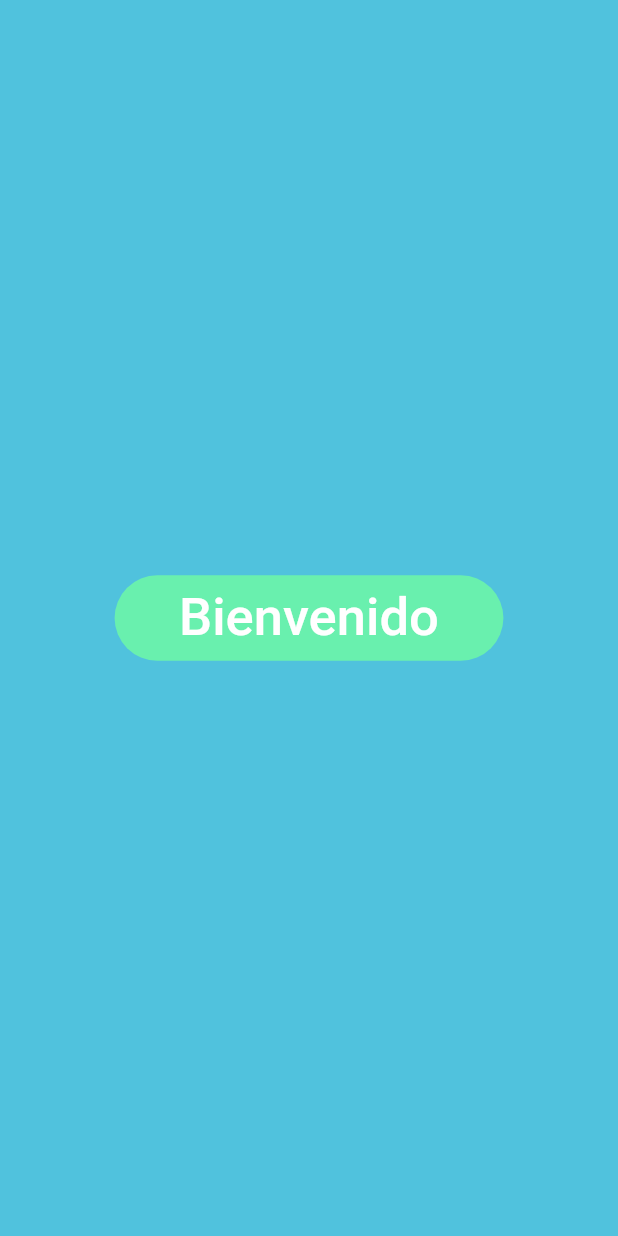
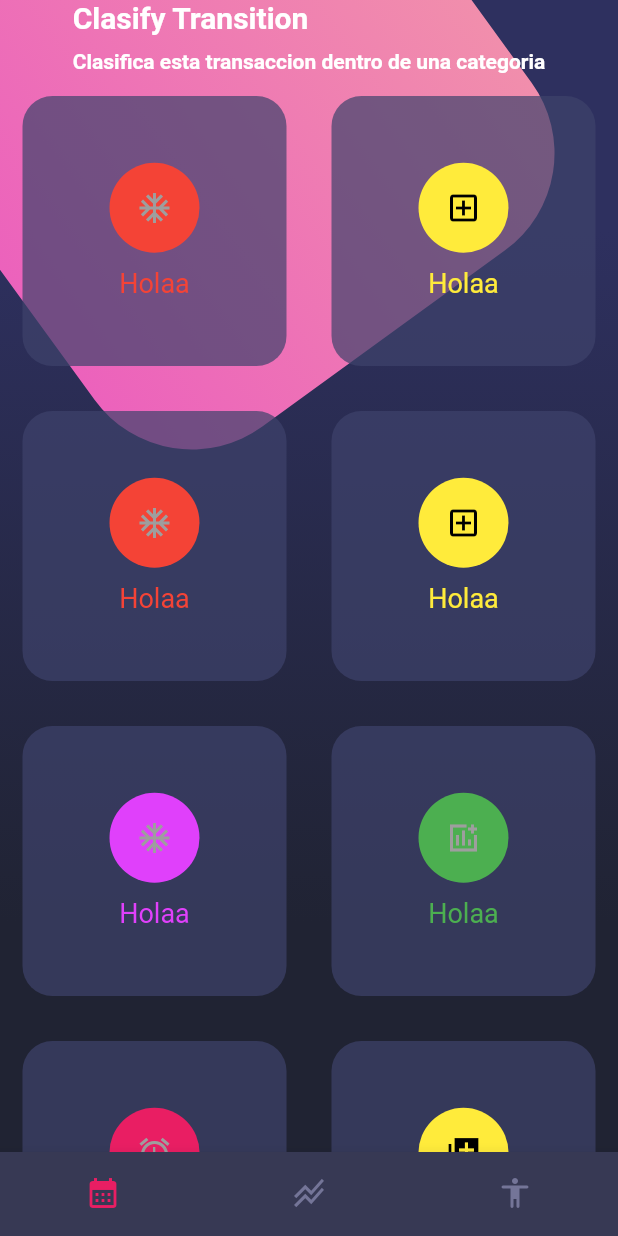
Before and after one commit to loplop8/Proyectos_Flutter, a Flutter app: the screen it shows after launch, scrolled down 576 dp, after a tap on "Bienvenido", on a phone screen of 412 x 824 dp. Run offline on Flutter 3.47's test engine with Material 2 defaults, Android fonts, the light colour scheme and no system bars; our stand-ins replace card_swiper.

Commit message:
Terminados diseños

```diff
--- a/designs/disenios/lib/main.dart
+++ b/designs/disenios/lib/main.dart
@@ -1,6 +1,7 @@
 import 'package:disenios/screens/screens.dart';
 
 import 'package:flutter/material.dart';
+import 'package:flutter/services.dart';
 
 void main() => runApp(const MyApp());
 
@@ -9,13 +10,16 @@ class MyApp extends StatelessWidget {
 
   @override
   Widget build(BuildContext context) {
+    SystemChrome.setSystemUIOverlayStyle(SystemUiOverlayStyle.dark);
     return MaterialApp(
       debugShowCheckedModeBanner: false,
       title: 'Material App',
       initialRoute: "scroll_screen",
+      theme: ThemeData.dark(),
       routes: {
         "basic_design": (_) => const BasicDesignScreen(),
-        "scroll_screen": (_) => const ScrollScreen()
+        "scroll_screen": (_) => const ScrollScreen(),
+        "home": (_) => const HomeScreen(),
       },
     );
   }
--- a/designs/disenios/lib/screens/scroll_design.dart
+++ b/designs/disenios/lib/screens/scroll_design.dart
@@ -1,17 +1,18 @@
 import 'package:flutter/material.dart';
+
+
 
 class ScrollScreen extends StatelessWidget {
   const ScrollScreen({super.key});
 
   @override
   Widget build(BuildContext context) {
-    const boxDecoration =  BoxDecoration(
-            gradient: LinearGradient(
-                begin: Alignment.topCenter,
-                end: Alignment.bottomCenter,
-                stops: [0.5, 0.5],
-                colors: [Color(0xff7aeccb), Color(0xff50c2dd)])
-                );
+    const boxDecoration = BoxDecoration(
+        gradient: LinearGradient(
+            begin: Alignment.topCenter,
+            end: Alignment.bottomCenter,
+            stops: [0.5, 0.5],
+            colors: [Color(0xff7aeccb), Color(0xff50c2dd)]));
 
     return Scaffold(
       backgroundColor: const Color(0xff50c2dd),
@@ -67,7 +68,7 @@ class Page2 extends StatelessWidget {
             ),
           ),
         ),
-        onPressed: () => {},
+        onPressed: () => {Navigator.pushNamed(context, "home")},
       )),
     );
   }
--- /dev/null
+++ b/designs/disenios/lib/widgets/background.dart
@@ -0,0 +1,48 @@
+import 'dart:math';
+
+import 'package:flutter/material.dart';
+
+class Background extends StatelessWidget {
+  const Background({super.key});
+
+  @override
+  Widget build(BuildContext context) {
+    const boxDecoration = BoxDecoration(
+        gradient: LinearGradient(
+            begin: Alignment.topCenter,
+            end: Alignment.bottomCenter,
+            stops: [0.2, 0.8],
+            colors: [Color(0xff2E305F), Color(0xff202333)]));
+
+    return Stack(
+      children: [
+        Container(
+          //Purple Gradient
+          decoration: boxDecoration,
+        ),
+
+        //Pink Box
+        Positioned(top: -100, left: -30, child: _PinkBox())
+      ],
+    );
+  }
+}
+
+class _PinkBox extends StatelessWidget {
+  @override
+  Widget build(BuildContext context) {
+    return Transform.rotate(
+      angle: -pi / 5,
+      child: Container(
+        width: 360,
+        height: 360,
+        decoration: BoxDecoration(
+            borderRadius: BorderRadius.circular(80),
+            gradient: const LinearGradient(colors: [
+              Color.fromRGBO(236, 98, 188, 1),
+              Color.fromRGBO(241, 142, 172, 1)
+            ])),
+      ),
+    );
+  }
+}
--- /dev/null
+++ b/designs/disenios/lib/widgets/card_table.dart
@@ -0,0 +1,125 @@
+import 'dart:ui';
+
+import 'package:flutter/material.dart';
+
+class CardTable extends StatelessWidget {
+  const CardTable({super.key});
+
+  @override
+  Widget build(BuildContext context) {
+    const tableRow1 = TableRow(children: [
+      SingleCard(
+        colorFondoyTexto: Colors.red,
+        iconoPersonalizado: Icons.ac_unit_outlined,
+        textoPersonalizado: "Holaa",
+      ),
+      SingleCard(
+        colorFondoyTexto: Colors.yellow,
+        iconoPersonalizado: Icons.add_box_outlined,
+        textoPersonalizado: "Holaa",
+      ),
+    ]);
+
+    const tableRow2 = TableRow(children: [
+      SingleCard(
+        colorFondoyTexto: Colors.red,
+        iconoPersonalizado: Icons.ac_unit_outlined,
+        textoPersonalizado: "Holaa",
+      ),
+      SingleCard(
+        colorFondoyTexto: Colors.yellow,
+        iconoPersonalizado: Icons.add_box_outlined,
+        textoPersonalizado: "Holaa",
+      ),
+    ]);
+
+    const tableRow3 = TableRow(children: [
+      SingleCard(
+        colorFondoyTexto: Colors.purpleAccent,
+        iconoPersonalizado: Icons.ac_unit_outlined,
+        textoPersonalizado: "Holaa",
+      ),
+      SingleCard(
+        colorFondoyTexto: Colors.green,
+        iconoPersonalizado: Icons.add_chart_sharp,
+        textoPersonalizado: "Holaa",
+      ),
+    ]);
+    const tableRow4 = TableRow(children: [
+      SingleCard(
+        colorFondoyTexto: Colors.pink,
+        iconoPersonalizado: Icons.access_alarm,
+        textoPersonalizado: "Holaa",
+      ),
+      SingleCard(
+        colorFondoyTexto: Colors.yellow,
+        iconoPersonalizado: Icons.add_to_photos_sharp,
+        textoPersonalizado: "Holaa",
+      ),
+    ]);
+
+    return Table(
+      children: const [
+        tableRow1,
+        tableRow2,
+        tableRow3,
+        tableRow4,
+      ],
+    );
+  }
+}
+
+class SingleCard extends StatelessWidget {
+  final Color colorFondoyTexto;
+
+  final IconData iconoPersonalizado;
+
+  final String textoPersonalizado;
+
+  const SingleCard(
+      {super.key,
+      required this.colorFondoyTexto,
+      required this.iconoPersonalizado,
+      required this.textoPersonalizado});
+
+  @override
+  Widget build(BuildContext context) {
+    return Container(
+        margin: const EdgeInsets.all(15),
+        decoration: BoxDecoration(
+            color: const Color.fromRGBO(62, 66, 107, 0.7),
+            borderRadius: BorderRadius.circular(20)),
+        height: 180,
+        child: ContenidoPersonalizado(
+          color: colorFondoyTexto,
+          iconData: iconoPersonalizado,
+          text: textoPersonalizado,
+        ));
+  }
+}
+
+class ContenidoPersonalizado extends StatelessWidget {
+  final IconData iconData;
+  final String text;
+  final Color color;
+
+  const ContenidoPersonalizado({
+    super.key,
+    required this.iconData,
+    required this.text,
+    required this.color,
+  });
+
+  @override
+  Widget build(BuildContext context) {
+    return Column(mainAxisAlignment: MainAxisAlignment.center, children: [
+      CircleAvatar(
+        backgroundColor: color,
+        radius: 30,
+        child: Icon(iconData),
+      ),
+      const SizedBox(height: 10),
+      Text(text, style: TextStyle(color: color, fontSize: 18))
+    ]);
+  }
+}
--- /dev/null
+++ b/designs/disenios/lib/widgets/custom_button_navigation.dart
@@ -0,0 +1,25 @@
+import 'package:flutter/material.dart';
+
+class CustomNavigationButton extends StatelessWidget {
+  const CustomNavigationButton({super.key});
+
+  @override
+  Widget build(BuildContext context) {
+    return BottomNavigationBar(
+        items: const [
+          BottomNavigationBarItem(
+              icon: Icon(Icons.calendar_month), label: "Calendario"),
+          BottomNavigationBarItem(
+              icon: Icon(Icons.stacked_line_chart), label: "Estadisticas"),
+          BottomNavigationBarItem(
+              icon: Icon(Icons.accessibility_rounded), label: "Perfil ")
+        ],
+        currentIndex: 0,
+        showUnselectedLabels: false,
+        showSelectedLabels: false,
+        selectedItemColor: Colors.pink,
+        selectedLabelStyle: const TextStyle(color: Colors.pink),
+        backgroundColor: const Color.fromRGBO(55, 57, 84, 1),
+        unselectedItemColor: const Color.fromRGBO(116, 117, 152, 1));
+  }
+}
--- /dev/null
+++ b/designs/disenios/lib/widgets/widgets.dart
@@ -0,0 +1,3 @@
+export 'package:disenios/widgets/background.dart';
+export 'package:disenios/widgets/custom_button_navigation.dart';
+export 'package:disenios/widgets/card_table.dart';
```
Also changed, not shown: designs/disenios/assets/scroll-1.png (added).
